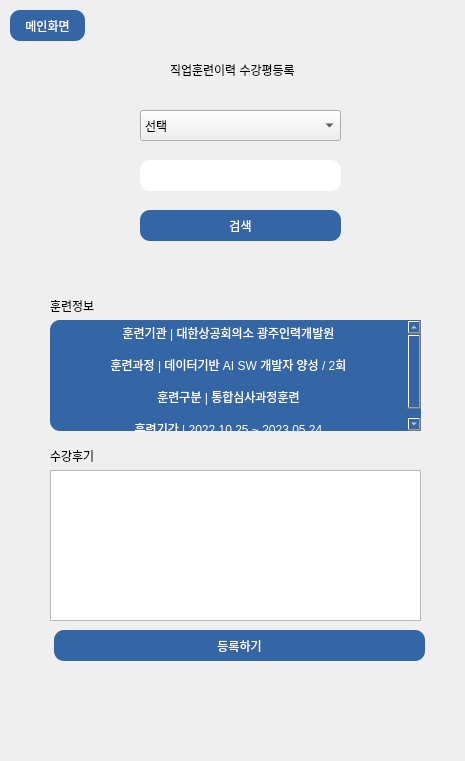
Old version of the form check.ui in the repository rabolee/check.
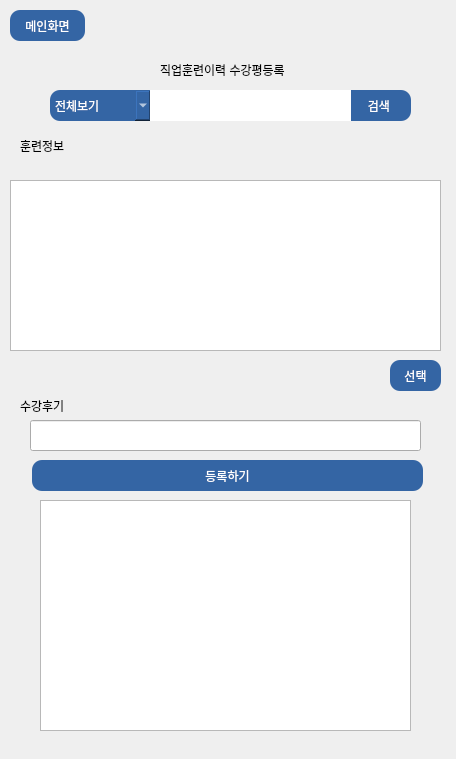
New version of the form. The open tabs and pages were chosen to show the change. Icons and pictures are not drawn.

Commit message: 수강평 완료

```diff
--- a/check.ui
+++ b/check.ui
@@ -6,8 +6,8 @@
    <rect>
     <x>0</x>
     <y>0</y>
-    <width>465</width>
-    <height>761</height>
+    <width>456</width>
+    <height>759</height>
    </rect>
   </property>
   <property name="windowTitle">
@@ -19,7 +19,7 @@
      <x>10</x>
      <y>10</y>
      <width>441</width>
-     <height>741</height>
+     <height>721</height>
     </rect>
    </property>
    <property name="font">
@@ -1083,7 +1083,7 @@
     <widget class="QLabel" name="label_5">
      <property name="geometry">
       <rect>
-       <x>160</x>
+       <x>150</x>
        <y>50</y>
        <width>141</width>
        <height>20</height>
@@ -1096,15 +1096,21 @@
     <widget class="QComboBox" name="comboBox">
      <property name="geometry">
       <rect>
-       <x>130</x>
-       <y>100</y>
-       <width>201</width>
+       <x>40</x>
+       <y>80</y>
+       <width>101</width>
        <height>31</height>
       </rect>
      </property>
+     <property name="styleSheet">
+      <string notr="true">background-color:rgb(52,101,164);
+border-style: solid;
+border-radius: 10px;
+color:white;</string>
+     </property>
      <item>
       <property name="text">
-       <string>선택</string>
+       <string>전체보기</string>
       </property>
      </item>
      <item>
@@ -1121,8 +1127,8 @@
     <widget class="QLineEdit" name="lineEdit_5">
      <property name="geometry">
       <rect>
-       <x>130</x>
-       <y>150</y>
+       <x>140</x>
+       <y>80</y>
        <width>201</width>
        <height>31</height>
       </rect>
@@ -1130,16 +1136,16 @@
      <property name="styleSheet">
       <string notr="true">
 border-style: solid;
-border-radius: 10px;
+
 </string>
      </property>
     </widget>
     <widget class="QPushButton" name="pushButton_8">
      <property name="geometry">
       <rect>
-       <x>130</x>
-       <y>200</y>
-       <width>201</width>
+       <x>330</x>
+       <y>80</y>
+       <width>71</width>
        <height>31</height>
       </rect>
      </property>
@@ -1150,14 +1156,14 @@
 color:white;</string>
      </property>
      <property name="text">
-      <string>검색</string>
+      <string>  검색</string>
      </property>
     </widget>
     <widget class="QLabel" name="label_6">
      <property name="geometry">
       <rect>
-       <x>40</x>
-       <y>290</y>
+       <x>10</x>
+       <y>130</y>
        <width>56</width>
        <height>12</height>
       </rect>
@@ -1166,40 +1172,11 @@
       <string>훈련정보</string>
      </property>
     </widget>
-    <widget class="QTextBrowser" name="textBrowser_2">
-     <property name="geometry">
-      <rect>
-       <x>40</x>
-       <y>310</y>
-       <width>371</width>
-       <height>111</height>
-      </rect>
-     </property>
-     <property name="styleSheet">
-      <string notr="true">background-color:rgb(52,101,164);
-border-style: solid;
-border-radius: 10px;
-color:white;</string>
-     </property>
-     <property name="html">
-      <string>&lt;!DOCTYPE HTML PUBLIC &quot;-//W3C//DTD HTML 4.0//EN&quot; &quot;http://www.w3.org/TR/REC-html40/strict.dtd&quot;&gt;
-&lt;html&gt;&lt;head&gt;&lt;meta name=&quot;qrichtext&quot; content=&quot;1&quot; /&gt;&lt;style type=&quot;text/css&quot;&gt;
-p, li { white-space: pre-wrap; }
-&lt;/style&gt;&lt;/head&gt;&lt;body style=&quot; font-family:'Gulim'; font-size:9pt; font-weight:400; font-style:normal;&quot;&gt;
-&lt;p align=&quot;center&quot; style=&quot; margin-top:0px; margin-bottom:0px; margin-left:0px; margin-right:0px; -qt-block-indent:0; text-indent:0px;&quot;&gt;훈련기관 | 대한상공회의소 광주인력개발원&lt;/p&gt;
-&lt;p align=&quot;center&quot; style=&quot;-qt-paragraph-type:empty; margin-top:0px; margin-bottom:0px; margin-left:0px; margin-right:0px; -qt-block-indent:0; text-indent:0px;&quot;&gt;&lt;br /&gt;&lt;/p&gt;
-&lt;p align=&quot;center&quot; style=&quot; margin-top:0px; margin-bottom:0px; margin-left:0px; margin-right:0px; -qt-block-indent:0; text-indent:0px;&quot;&gt;훈련과정 | 데이터기반 AI SW 개발자 양성 / 2회&lt;/p&gt;
-&lt;p align=&quot;center&quot; style=&quot;-qt-paragraph-type:empty; margin-top:0px; margin-bottom:0px; margin-left:0px; margin-right:0px; -qt-block-indent:0; text-indent:0px;&quot;&gt;&lt;br /&gt;&lt;/p&gt;
-&lt;p align=&quot;center&quot; style=&quot; margin-top:0px; margin-bottom:0px; margin-left:0px; margin-right:0px; -qt-block-indent:0; text-indent:0px;&quot;&gt;훈련구분 | 통합심사과정훈련&lt;/p&gt;
-&lt;p align=&quot;center&quot; style=&quot;-qt-paragraph-type:empty; margin-top:0px; margin-bottom:0px; margin-left:0px; margin-right:0px; -qt-block-indent:0; text-indent:0px;&quot;&gt;&lt;br /&gt;&lt;/p&gt;
-&lt;p align=&quot;center&quot; style=&quot; margin-top:0px; margin-bottom:0px; margin-left:0px; margin-right:0px; -qt-block-indent:0; text-indent:0px;&quot;&gt;훈련기간 | 2022.10.25 ~ 2023.05.24&lt;/p&gt;&lt;/body&gt;&lt;/html&gt;</string>
-     </property>
-    </widget>
     <widget class="QLabel" name="label_7">
      <property name="geometry">
       <rect>
-       <x>40</x>
-       <y>440</y>
+       <x>10</x>
+       <y>390</y>
        <width>56</width>
        <height>12</height>
       </rect>
@@ -1208,25 +1185,12 @@
       <string>수강후기</string>
      </property>
     </widget>
-    <widget class="QTextEdit" name="textEdit">
+    <widget class="QPushButton" name="review_add_button">
      <property name="geometry">
       <rect>
-       <x>40</x>
-       <y>460</y>
-       <width>371</width>
-       <height>151</height>
-      </rect>
-     </property>
-     <property name="styleSheet">
-      <string notr="true"/>
-     </property>
-    </widget>
-    <widget class="QPushButton" name="pushButton_9">
-     <property name="geometry">
-      <rect>
-       <x>44</x>
-       <y>620</y>
-       <width>371</width>
+       <x>22</x>
+       <y>450</y>
+       <width>391</width>
        <height>31</height>
       </rect>
      </property>
@@ -1259,6 +1223,174 @@
       <string>메인화면</string>
      </property>
     </widget>
+    <widget class="QStackedWidget" name="stackedWidget_5">
+     <property name="geometry">
+      <rect>
+       <x>-20</x>
+       <y>150</y>
+       <width>461</width>
+       <height>231</height>
+      </rect>
+     </property>
+     <property name="currentIndex">
+      <number>0</number>
+     </property>
+     <widget class="QWidget" name="page_15">
+      <widget class="QTextBrowser" name="textBrowser_2">
+       <property name="geometry">
+        <rect>
+         <x>20</x>
+         <y>20</y>
+         <width>351</width>
+         <height>131</height>
+        </rect>
+       </property>
+       <property name="styleSheet">
+        <string notr="true">background-color:rgb(52,101,164);
+border-style: solid;
+border-radius: 10px;
+color:white;</string>
+       </property>
+       <property name="html">
+        <string>&lt;!DOCTYPE HTML PUBLIC &quot;-//W3C//DTD HTML 4.0//EN&quot; &quot;http://www.w3.org/TR/REC-html40/strict.dtd&quot;&gt;
+&lt;html&gt;&lt;head&gt;&lt;meta name=&quot;qrichtext&quot; content=&quot;1&quot; /&gt;&lt;style type=&quot;text/css&quot;&gt;
+p, li { white-space: pre-wrap; }
+&lt;/style&gt;&lt;/head&gt;&lt;body style=&quot; font-family:'Gulim'; font-size:9pt; font-weight:400; font-style:normal;&quot;&gt;
+&lt;p align=&quot;center&quot; style=&quot;-qt-paragraph-type:empty; margin-top:0px; margin-bottom:0px; margin-left:0px; margin-right:0px; -qt-block-indent:0; text-indent:0px;&quot;&gt;&lt;br /&gt;&lt;/p&gt;&lt;/body&gt;&lt;/html&gt;</string>
+       </property>
+      </widget>
+      <widget class="QTableWidget" name="tableWidget">
+       <property name="geometry">
+        <rect>
+         <x>20</x>
+         <y>20</y>
+         <width>431</width>
+         <height>171</height>
+        </rect>
+       </property>
+       <property name="selectionBehavior">
+        <enum>QAbstractItemView::SelectRows</enum>
+       </property>
+      </widget>
+      <widget class="QPushButton" name="classview_button">
+       <property name="geometry">
+        <rect>
+         <x>400</x>
+         <y>200</y>
+         <width>51</width>
+         <height>31</height>
+        </rect>
+       </property>
+       <property name="styleSheet">
+        <string notr="true">background-color:rgb(52,101,164);
+border-style: solid;
+border-radius: 10px;
+color:white;</string>
+       </property>
+       <property name="text">
+        <string>선택</string>
+       </property>
+      </widget>
+     </widget>
+     <widget class="QWidget" name="page_17">
+      <widget class="QTextBrowser" name="textBrowser_9">
+       <property name="geometry">
+        <rect>
+         <x>70</x>
+         <y>40</y>
+         <width>351</width>
+         <height>141</height>
+        </rect>
+       </property>
+       <property name="styleSheet">
+        <string notr="true">background-color:rgb(52,101,164);
+border-style: solid;
+border-radius: 10px;
+color:white;</string>
+       </property>
+       <property name="html">
+        <string>&lt;!DOCTYPE HTML PUBLIC &quot;-//W3C//DTD HTML 4.0//EN&quot; &quot;http://www.w3.org/TR/REC-html40/strict.dtd&quot;&gt;
+&lt;html&gt;&lt;head&gt;&lt;meta name=&quot;qrichtext&quot; content=&quot;1&quot; /&gt;&lt;style type=&quot;text/css&quot;&gt;
+p, li { white-space: pre-wrap; }
+&lt;/style&gt;&lt;/head&gt;&lt;body style=&quot; font-family:'Gulim'; font-size:9pt; font-weight:400; font-style:normal;&quot;&gt;
+&lt;p align=&quot;center&quot; style=&quot;-qt-paragraph-type:empty; margin-top:0px; margin-bottom:0px; margin-left:0px; margin-right:0px; -qt-block-indent:0; text-indent:0px;&quot;&gt;&lt;br /&gt;&lt;/p&gt;&lt;/body&gt;&lt;/html&gt;</string>
+       </property>
+      </widget>
+      <widget class="QTextEdit" name="test">
+       <property name="geometry">
+        <rect>
+         <x>80</x>
+         <y>50</y>
+         <width>331</width>
+         <height>121</height>
+        </rect>
+       </property>
+      </widget>
+     </widget>
+     <widget class="QWidget" name="page_16">
+      <widget class="QTextBrowser" name="textBrowser_8">
+       <property name="geometry">
+        <rect>
+         <x>60</x>
+         <y>40</y>
+         <width>361</width>
+         <height>141</height>
+        </rect>
+       </property>
+       <property name="styleSheet">
+        <string notr="true">background-color:rgb(52,101,164);
+border-style: solid;
+border-radius: 10px;
+color:white;</string>
+       </property>
+       <property name="html">
+        <string>&lt;!DOCTYPE HTML PUBLIC &quot;-//W3C//DTD HTML 4.0//EN&quot; &quot;http://www.w3.org/TR/REC-html40/strict.dtd&quot;&gt;
+&lt;html&gt;&lt;head&gt;&lt;meta name=&quot;qrichtext&quot; content=&quot;1&quot; /&gt;&lt;style type=&quot;text/css&quot;&gt;
+p, li { white-space: pre-wrap; }
+&lt;/style&gt;&lt;/head&gt;&lt;body style=&quot; font-family:'Gulim'; font-size:9pt; font-weight:400; font-style:normal;&quot;&gt;
+&lt;p align=&quot;center&quot; style=&quot;-qt-paragraph-type:empty; margin-top:0px; margin-bottom:0px; margin-left:0px; margin-right:0px; -qt-block-indent:0; text-indent:0px;&quot;&gt;&lt;br /&gt;&lt;/p&gt;
+&lt;p align=&quot;center&quot; style=&quot; margin-top:0px; margin-bottom:0px; margin-left:0px; margin-right:0px; -qt-block-indent:0; text-indent:0px;&quot;&gt;훈련기관 | 대한상공회의소 광주인력개발원&lt;/p&gt;
+&lt;p align=&quot;center&quot; style=&quot;-qt-paragraph-type:empty; margin-top:0px; margin-bottom:0px; margin-left:0px; margin-right:0px; -qt-block-indent:0; text-indent:0px;&quot;&gt;&lt;br /&gt;&lt;/p&gt;
+&lt;p align=&quot;center&quot; style=&quot; margin-top:0px; margin-bottom:0px; margin-left:0px; margin-right:0px; -qt-block-indent:0; text-indent:0px;&quot;&gt;훈련과정 | 데이터기반 AI SW 개발자 양성 / 2회&lt;/p&gt;
+&lt;p align=&quot;center&quot; style=&quot;-qt-paragraph-type:empty; margin-top:0px; margin-bottom:0px; margin-left:0px; margin-right:0px; -qt-block-indent:0; text-indent:0px;&quot;&gt;&lt;br /&gt;&lt;/p&gt;
+&lt;p align=&quot;center&quot; style=&quot; margin-top:0px; margin-bottom:0px; margin-left:0px; margin-right:0px; -qt-block-indent:0; text-indent:0px;&quot;&gt;훈련구분 | 통합심사과정훈련&lt;/p&gt;
+&lt;p align=&quot;center&quot; style=&quot;-qt-paragraph-type:empty; margin-top:0px; margin-bottom:0px; margin-left:0px; margin-right:0px; -qt-block-indent:0; text-indent:0px;&quot;&gt;&lt;br /&gt;&lt;/p&gt;
+&lt;p align=&quot;center&quot; style=&quot; margin-top:0px; margin-bottom:0px; margin-left:0px; margin-right:0px; -qt-block-indent:0; text-indent:0px;&quot;&gt;훈련기간 | 2022.10.25 ~ 2023.05.24&lt;/p&gt;&lt;/body&gt;&lt;/html&gt;</string>
+       </property>
+      </widget>
+     </widget>
+    </widget>
+    <widget class="QLineEdit" name="lineEdit">
+     <property name="geometry">
+      <rect>
+       <x>20</x>
+       <y>410</y>
+       <width>391</width>
+       <height>31</height>
+      </rect>
+     </property>
+    </widget>
+    <widget class="QListWidget" name="listWidget">
+     <property name="geometry">
+      <rect>
+       <x>30</x>
+       <y>490</y>
+       <width>371</width>
+       <height>231</height>
+      </rect>
+     </property>
+    </widget>
+    <zorder>label_5</zorder>
+    <zorder>comboBox</zorder>
+    <zorder>find_button</zorder>
+    <zorder>label_6</zorder>
+    <zorder>review_add_button</zorder>
+    <zorder>main2_button</zorder>
+    <zorder>stackedWidget_5</zorder>
+    <zorder>lineEdit_5</zorder>
+    <zorder>lineEdit</zorder>
+    <zorder>label_7</zorder>
+    <zorder>listWidget</zorder>
    </widget>
    <widget class="QWidget" name="page_2">
     <widget class="QCalendarWidget" name="calendarWidget">
```
Left out of the diff: 158 changed lines with no effect on the pictures. The commit also changes 1 other file.
